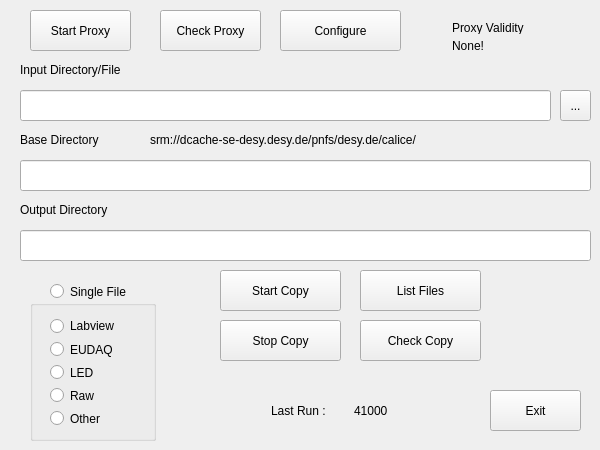
This is ui/dCacheMainWindow.ui in CALICETB/dCache-gui as Qt 5 draws it before an edit. The edited form follows.
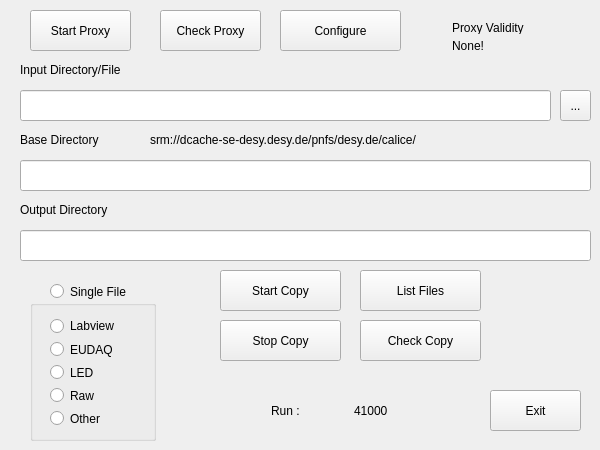
This is the edited form.

Commit message: Changed GUI run label

Patch:
```diff
--- a/ui/dCacheMainWindow.ui
+++ b/ui/dCacheMainWindow.ui
@@ -237,7 +237,7 @@
      <item>
       <widget class="QLabel" name="RunLabel">
        <property name="text">
-        <string>Last Run :</string>
+        <string>Run :</string>
        </property>
       </widget>
      </item>
```
